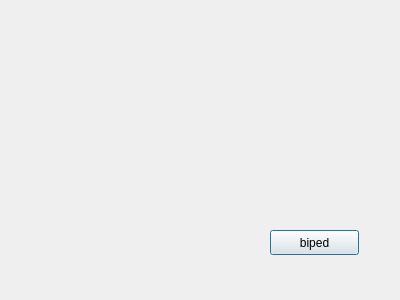
Before: the Qt Designer form biped.ui in Skyendless/MiniBot, drawn with Qt 5.
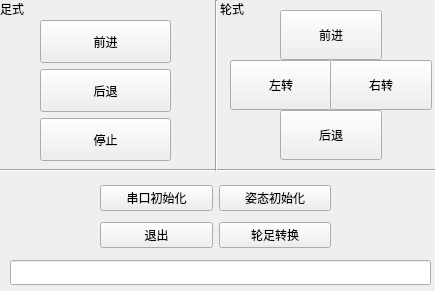
After: the same form once the commit is applied.

Commit message: 1.完成轮足转换窗口

Diff of the .ui file:
```diff
--- a/biped.ui
+++ b/biped.ui
@@ -1,31 +1,237 @@
 <?xml version="1.0" encoding="UTF-8"?>
 <ui version="4.0">
  <class>biped</class>
- <widget class="QDialog" name="biped">
+ <widget class="QWidget" name="biped">
   <property name="geometry">
    <rect>
     <x>0</x>
     <y>0</y>
-    <width>400</width>
-    <height>300</height>
+    <width>435</width>
+    <height>291</height>
    </rect>
   </property>
+  <property name="sizePolicy">
+   <sizepolicy hsizetype="Fixed" vsizetype="Fixed">
+    <horstretch>0</horstretch>
+    <verstretch>0</verstretch>
+   </sizepolicy>
+  </property>
   <property name="windowTitle">
    <string>biped</string>
   </property>
-  <widget class="QPushButton" name="pushButton">
+  <widget class="Line" name="line">
    <property name="geometry">
     <rect>
-     <x>270</x>
-     <y>230</y>
-     <width>89</width>
+     <x>0</x>
+     <y>160</y>
+     <width>441</width>
+     <height>20</height>
+    </rect>
+   </property>
+   <property name="orientation">
+    <enum>Qt::Horizontal</enum>
+   </property>
+  </widget>
+  <widget class="QLabel" name="label">
+   <property name="geometry">
+    <rect>
+     <x>0</x>
+     <y>0</y>
+     <width>67</width>
+     <height>17</height>
+    </rect>
+   </property>
+   <property name="text">
+    <string>足式</string>
+   </property>
+  </widget>
+  <widget class="QPushButton" name="button_WheelMode_GoStraight">
+   <property name="geometry">
+    <rect>
+     <x>280</x>
+     <y>10</y>
+     <width>102</width>
+     <height>50</height>
+    </rect>
+   </property>
+   <property name="text">
+    <string>前进</string>
+   </property>
+  </widget>
+  <widget class="QPushButton" name="button_WheelMode_TurnLeft">
+   <property name="geometry">
+    <rect>
+     <x>230</x>
+     <y>60</y>
+     <width>102</width>
+     <height>50</height>
+    </rect>
+   </property>
+   <property name="text">
+    <string>左转</string>
+   </property>
+  </widget>
+  <widget class="QLabel" name="label_2">
+   <property name="geometry">
+    <rect>
+     <x>220</x>
+     <y>0</y>
+     <width>67</width>
+     <height>17</height>
+    </rect>
+   </property>
+   <property name="text">
+    <string>轮式</string>
+   </property>
+  </widget>
+  <widget class="QWidget" name="layoutWidget">
+   <property name="geometry">
+    <rect>
+     <x>100</x>
+     <y>180</y>
+     <width>231</width>
+     <height>74</height>
+    </rect>
+   </property>
+   <layout class="QVBoxLayout" name="verticalLayout_2">
+    <item>
+     <layout class="QHBoxLayout" name="horizontalLayout">
+      <item>
+       <widget class="QPushButton" name="pushButton">
+        <property name="text">
+         <string>串口初始化</string>
+        </property>
+       </widget>
+      </item>
+      <item>
+       <widget class="QPushButton" name="button_position_init">
+        <property name="text">
+         <string>姿态初始化</string>
+        </property>
+       </widget>
+      </item>
+     </layout>
+    </item>
+    <item>
+     <layout class="QHBoxLayout" name="horizontalLayout_2">
+      <item>
+       <widget class="QPushButton" name="button_quit">
+        <property name="text">
+         <string>退出</string>
+        </property>
+       </widget>
+      </item>
+      <item>
+       <widget class="QPushButton" name="button_transform">
+        <property name="text">
+         <string>轮足转换</string>
+        </property>
+       </widget>
+      </item>
+     </layout>
+    </item>
+   </layout>
+  </widget>
+  <widget class="QLineEdit" name="line_show_message">
+   <property name="geometry">
+    <rect>
+     <x>10</x>
+     <y>260</y>
+     <width>421</width>
      <height>25</height>
     </rect>
    </property>
+  </widget>
+  <widget class="QPushButton" name="button_WheelMode_GoBackward">
+   <property name="geometry">
+    <rect>
+     <x>280</x>
+     <y>110</y>
+     <width>102</width>
+     <height>50</height>
+    </rect>
+   </property>
    <property name="text">
-    <string>biped</string>
+    <string>后退</string>
    </property>
   </widget>
+  <widget class="Line" name="line_2">
+   <property name="geometry">
+    <rect>
+     <x>206</x>
+     <y>0</y>
+     <width>20</width>
+     <height>171</height>
+    </rect>
+   </property>
+   <property name="orientation">
+    <enum>Qt::Vertical</enum>
+   </property>
+  </widget>
+  <widget class="QPushButton" name="button_WheelMode_TurnRight">
+   <property name="geometry">
+    <rect>
+     <x>330</x>
+     <y>60</y>
+     <width>102</width>
+     <height>50</height>
+    </rect>
+   </property>
+   <property name="text">
+    <string>右转</string>
+   </property>
+  </widget>
+  <widget class="QWidget" name="layoutWidget_2">
+   <property name="geometry">
+    <rect>
+     <x>40</x>
+     <y>20</y>
+     <width>131</width>
+     <height>141</height>
+    </rect>
+   </property>
+   <layout class="QVBoxLayout" name="verticalLayout">
+    <item>
+     <widget class="QPushButton" name="button_GoAhead">
+      <property name="sizePolicy">
+       <sizepolicy hsizetype="Minimum" vsizetype="Preferred">
+        <horstretch>0</horstretch>
+        <verstretch>0</verstretch>
+       </sizepolicy>
+      </property>
+      <property name="text">
+       <string>前进</string>
+      </property>
+     </widget>
+    </item>
+    <item>
+     <widget class="QPushButton" name="button_GoBackward">
+      <property name="sizePolicy">
+       <sizepolicy hsizetype="Minimum" vsizetype="Preferred">
+        <horstretch>0</horstretch>
+        <verstretch>0</verstretch>
+       </sizepolicy>
+      </property>
+      <property name="text">
+       <string>后退</string>
+      </property>
+     </widget>
+    </item>
+    <item>
+     <widget class="QPushButton" name="button_Stop">
+      <property name="sizePolicy">
+       <sizepolicy hsizetype="Minimum" vsizetype="Preferred">
+        <horstretch>0</horstretch>
+        <verstretch>0</verstretch>
+       </sizepolicy>
+      </property>
+      <property name="text">
+       <string>停止</string>
+      </property>
+     </widget>
+    </item>
+   </layout>
+  </widget>
  </widget>
  <resources/>
  <connections/>
```
Left out of the diff: 2 changed lines with no effect on the pictures. The commit also changes 4 other files.
